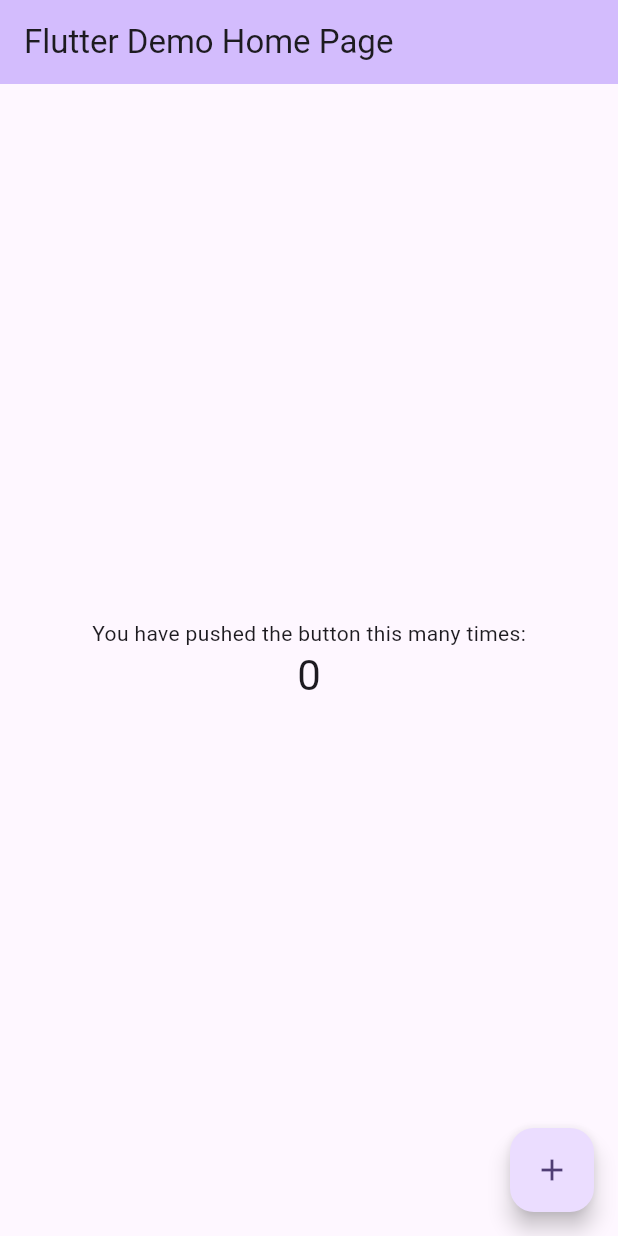
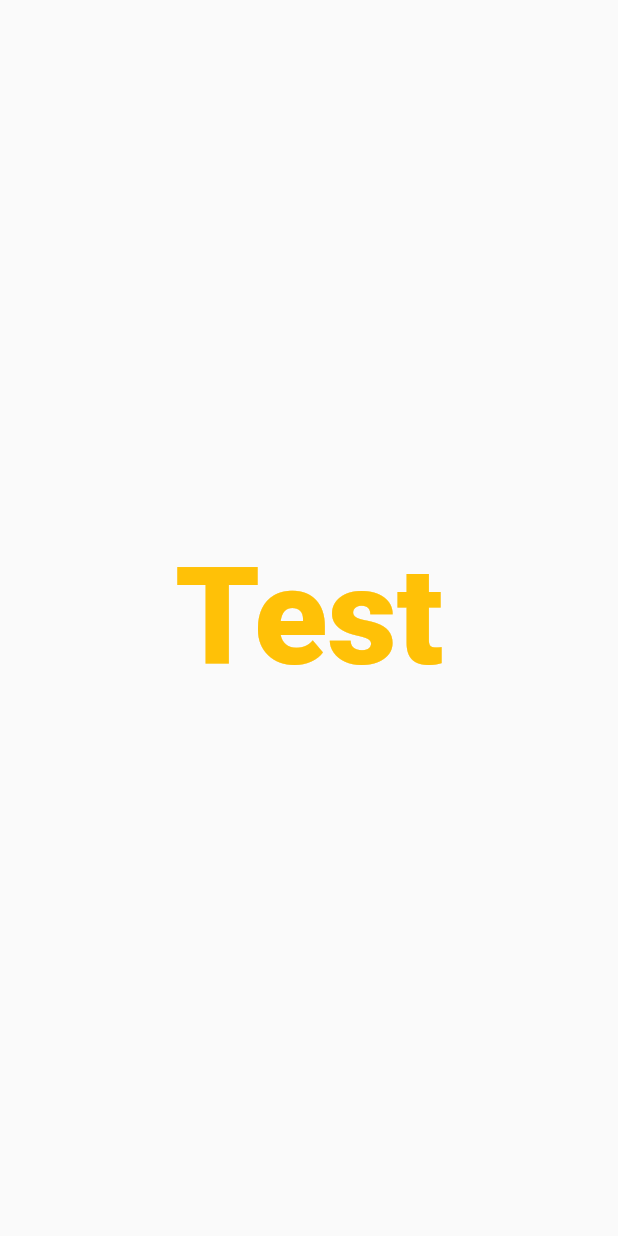
Before and after one commit to yeonghoonPark/flutter_pomodoro_app, a Flutter app: the screen it shows after launch, on a phone screen of 412 x 824 dp. Run offline on Flutter 3.47's test engine with Material 2 defaults, Android fonts, the phone set to English and light mode, and no system bars.

Commit message:
[feature] change App name, define ThemeData in main.dart

```diff
--- a/lib/main.dart
+++ b/lib/main.dart
@@ -1,125 +1,37 @@
 import 'package:flutter/material.dart';
 
 void main() {
-  runApp(const MyApp());
+  runApp(const App());
 }
 
-class MyApp extends StatelessWidget {
-  const MyApp({super.key});
+class App extends StatelessWidget {
+  const App({super.key});
 
-  // This widget is the root of your application.
   @override
   Widget build(BuildContext context) {
     return MaterialApp(
-      title: 'Flutter Demo',
       theme: ThemeData(
-        // This is the theme of your application.
-        //
-        // TRY THIS: Try running your application with "flutter run". You'll see
-        // the application has a blue toolbar. Then, without quitting the app,
-        // try changing the seedColor in the colorScheme below to Colors.green
-        // and then invoke "hot reload" (save your changes or press the "hot
-        // reload" button in a Flutter-supported IDE, or press "r" if you used
-        // the command line to start the app).
-        //
-        // Notice that the counter didn't reset back to zero; the application
-        // state is not lost during the reload. To reset the state, use hot
-        // restart instead.
-        //
-        // This works for code too, not just values: Most code changes can be
-        // tested with just a hot reload.
-        colorScheme: ColorScheme.fromSeed(seedColor: Colors.deepPurple),
-        useMaterial3: true,
+        textTheme: const TextTheme(
+          displayLarge: TextStyle(
+            color: Color(0xFF232B55),
+          ),
+        ),
+        cardColor: const Color(0xFFF4EDDB),
+        colorScheme:
+            ColorScheme.fromSwatch(backgroundColor: const Color(0xFFE7626C)),
       ),
-      home: const MyHomePage(title: 'Flutter Demo Home Page'),
+      home: const Scaffold(
+        body: Center(
+          child: Text(
+            'Test',
+            style: TextStyle(
+              color: Colors.amber,
+              fontSize: 90,
+              fontWeight: FontWeight.w900,
+            ),
+          ),
+        ),
+      ),
     );
   }
 }
-
-class MyHomePage extends StatefulWidget {
-  const MyHomePage({super.key, required this.title});
-
-  // This widget is the home page of your application. It is stateful, meaning
-  // that it has a State object (defined below) that contains fields that affect
-  // how it looks.
-
-  // This class is the configuration for the state. It holds the values (in this
-  // case the title) provided by the parent (in this case the App widget) and
-  // used by the build method of the State. Fields in a Widget subclass are
-  // always marked "final".
-
-  final String title;
-
-  @override
-  State<MyHomePage> createState() => _MyHomePageState();
-}
-
-class _MyHomePageState extends State<MyHomePage> {
-  int _counter = 0;
-
-  void _incrementCounter() {
-    setState(() {
-      // This call to setState tells the Flutter framework that something has
-      // changed in this State, which causes it to rerun the build method below
-      // so that the display can reflect the updated values. If we changed
-      // _counter without calling setState(), then the build method would not be
-      // called again, and so nothing would appear to happen.
-      _counter++;
-    });
-  }
-
-  @override
-  Widget build(BuildContext context) {
-    // This method is rerun every time setState is called, for instance as done
-    // by the _incrementCounter method above.
-    //
-    // The Flutter framework has been optimized to make rerunning build methods
-    // fast, so that you can just rebuild anything that needs updating rather
-    // than having to individually change instances of widgets.
-    return Scaffold(
-      appBar: AppBar(
-        // TRY THIS: Try changing the color here to a specific color (to
-        // Colors.amber, perhaps?) and trigger a hot reload to see the AppBar
-        // change color while the other colors stay the same.
-        backgroundColor: Theme.of(context).colorScheme.inversePrimary,
-        // Here we take the value from the MyHomePage object that was created by
-        // the App.build method, and use it to set our appbar title.
-        title: Text(widget.title),
-      ),
-      body: Center(
-        // Center is a layout widget. It takes a single child and positions it
-        // in the middle of the parent.
-        child: Column(
-          // Column is also a layout widget. It takes a list of children and
-          // arranges them vertically. By default, it sizes itself to fit its
-          // children horizontally, and tries to be as tall as its parent.
-          //
-          // Column has various properties to control how it sizes itself and
-          // how it positions its children. Here we use mainAxisAlignment to
-          // center the children vertically; the main axis here is the vertical
-          // axis because Columns are vertical (the cross axis would be
-          // horizontal).
-          //
-          // TRY THIS: Invoke "debug painting" (choose the "Toggle Debug Paint"
-          // action in the IDE, or press "p" in the console), to see the
-          // wireframe for each widget.
-          mainAxisAlignment: MainAxisAlignment.center,
-          children: <Widget>[
-            const Text(
-              'You have pushed the button this many times:',
-            ),
-            Text(
-              '$_counter',
-              style: Theme.of(context).textTheme.headlineMedium,
-            ),
-          ],
-        ),
-      ),
-      floatingActionButton: FloatingActionButton(
-        onPressed: _incrementCounter,
-        tooltip: 'Increment',
-        child: const Icon(Icons.add),
-      ), // This trailing comma makes auto-formatting nicer for build methods.
-    );
-  }
-}
```
Also changed, not shown: 1 other file.
